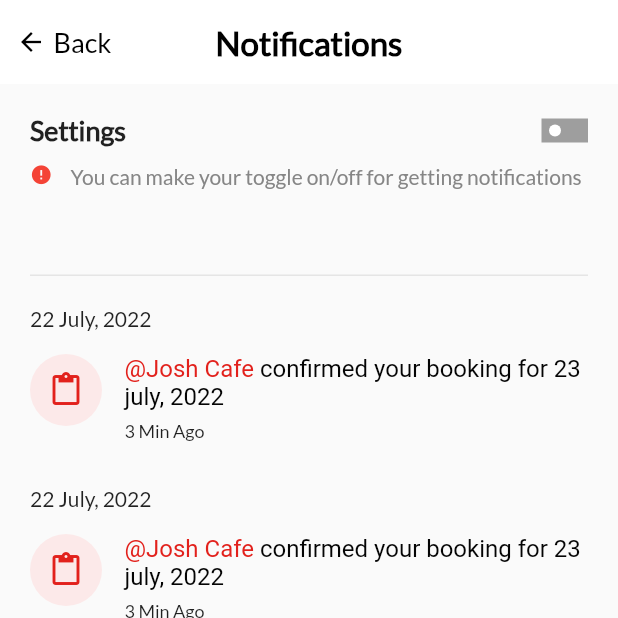
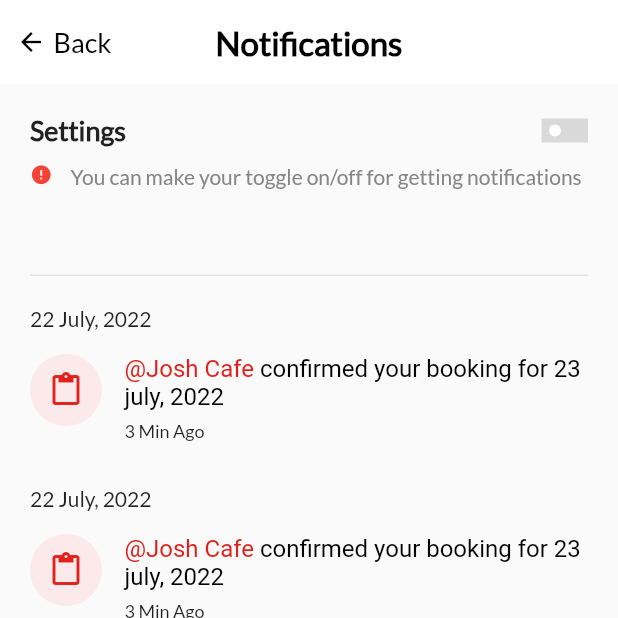
Before and after one commit to anilabansal/TableBooking, a Flutter app: the screen it shows after launch, on a phone screen of 412 x 824 dp, the top half of it. Run offline on Flutter 3.47's test engine with Material 2 defaults, Android fonts, the phone set to English and light mode, and no system bars; drawn by our look-alikes of flutter_switch; our stand-ins replace flutter_rating_bar, flutter_toggle_tab, get, pinput; missing offline and left inert: country_phone_code_picker.

Commit message:
Minor Fixes

```diff
--- a/lib/view/notifications/notification_view.dart
+++ b/lib/view/notifications/notification_view.dart
@@ -39,7 +39,7 @@ class NotificationView extends StatelessWidget {
                         width: 31.0,
                         height: 16.0,
                         valueFontSize: 0.0,
-                        toggleSize: 10.0,
+                        toggleSize: 10.0, inactiveColor: Color(0xFFD9D9D9),
 
                         value: controller.isOpen.value,
                         borderRadius: 00.0,
```
